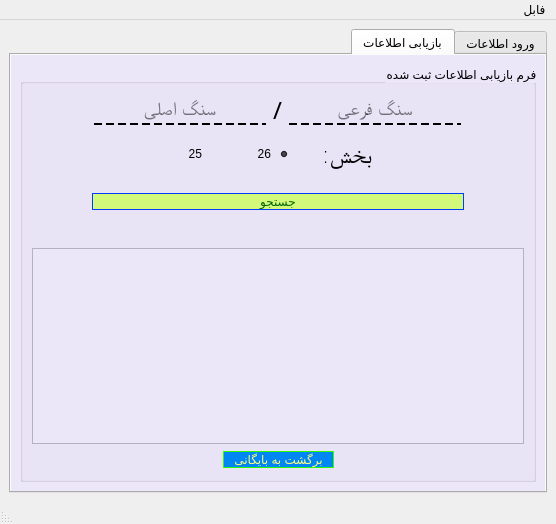
Before: the Qt Designer form Baygani.ui in JavadiSaeid/ArchivingSystem_doc, drawn with Qt 5.
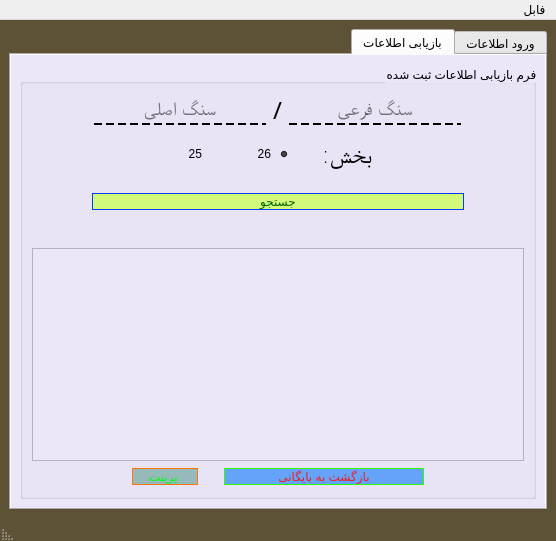
After: the same form once the commit is applied. The open tabs and pages were chosen to show the change.

Commit message: tarh ui Akharin Model add statusbar 97-12-21 23:00

```diff
--- a/Baygani.ui
+++ b/Baygani.ui
@@ -7,7 +7,7 @@
     <x>0</x>
     <y>0</y>
     <width>556</width>
-    <height>524</height>
+    <height>541</height>
    </rect>
   </property>
   <property name="windowTitle">
@@ -16,10 +16,30 @@
   <property name="layoutDirection">
    <enum>Qt::RightToLeft</enum>
   </property>
+  <property name="styleSheet">
+   <string notr="true">QMainWindow{
+background-color: #5D5136;
+}
+QStatusBar{
+background-color:#5D5136;
+color: rgb(0, 255, 59);
+border:1px solid rgbrgb(0, 148, 0);
+border-radius:2px;
+	font: 12pt &quot;Dast Nevis&quot;;
+}
+
+</string>
+  </property>
   <widget class="QWidget" name="centralwidget">
    <layout class="QGridLayout" name="gridLayout">
     <item row="0" column="1">
      <widget class="QTabWidget" name="tabWidget">
+      <property name="statusTip">
+       <string>  ثبت پرونده خارج شده از بایگانی</string>
+      </property>
+      <property name="styleSheet">
+       <string notr="true"/>
+      </property>
       <property name="currentIndex">
        <number>0</number>
       </property>
@@ -1047,7 +1067,7 @@
                </property>
                <property name="sizeHint" stdset="0">
                 <size>
-                 <width>40</width>
+                 <width>90</width>
                  <height>20</height>
                 </size>
                </property>
@@ -1072,15 +1092,65 @@
 	color:   #d101ff  ;
 }
 QPushButton{
-background-color:   #0087f1    ;
+background-color:#64A3F8;
 font: 14pt &quot;A Arsoo&quot;;
-color: rgb(255, 255, 127);
+color: #EE2121;
 border: 1px solid   #2bff01 ;;
 border-radius: 10px;
 }</string>
                </property>
                <property name="text">
-                <string>   برگشت به بایگانی   </string>
+                <string>                بازگشت به بایگانی                </string>
+               </property>
+              </widget>
+             </item>
+             <item>
+              <spacer name="horizontalSpacer_21">
+               <property name="orientation">
+                <enum>Qt::Horizontal</enum>
+               </property>
+               <property name="sizeType">
+                <enum>QSizePolicy::Fixed</enum>
+               </property>
+               <property name="sizeHint" stdset="0">
+                <size>
+                 <width>20</width>
+                 <height>20</height>
+                </size>
+               </property>
+              </spacer>
+             </item>
+             <item>
+              <widget class="QPushButton" name="pushButton_print">
+               <property name="enabled">
+                <bool>false</bool>
+               </property>
+               <property name="sizePolicy">
+                <sizepolicy hsizetype="Minimum" vsizetype="Fixed">
+                 <horstretch>0</horstretch>
+                 <verstretch>0</verstretch>
+                </sizepolicy>
+               </property>
+               <property name="statusTip">
+                <string>پرینت اطلاعات بازیابی شده</string>
+               </property>
+               <property name="styleSheet">
+                <string notr="true">QPushButton:hover:!pressed
+{
+  border: 2px dashed  #FF87A6  ;
+	background-color:  #5F8375  ;
+	color:  #E0F354  ;
+}
+QPushButton{
+background-color:  #96B9B9    ;
+font: 14pt &quot;A Arsoo&quot;;
+color: #00FF13;
+border: 1px solid   #FE760C ;;
+border-radius: 10px;
+}</string>
+               </property>
+               <property name="text">
+                <string>  پرینت   </string>
                </property>
               </widget>
              </item>
@@ -1094,7 +1164,7 @@
                </property>
                <property name="sizeHint" stdset="0">
                 <size>
-                 <width>40</width>
+                 <width>90</width>
                  <height>20</height>
                 </size>
                </property>
```
Left out of the diff: 150 changed lines with no effect on the pictures.
